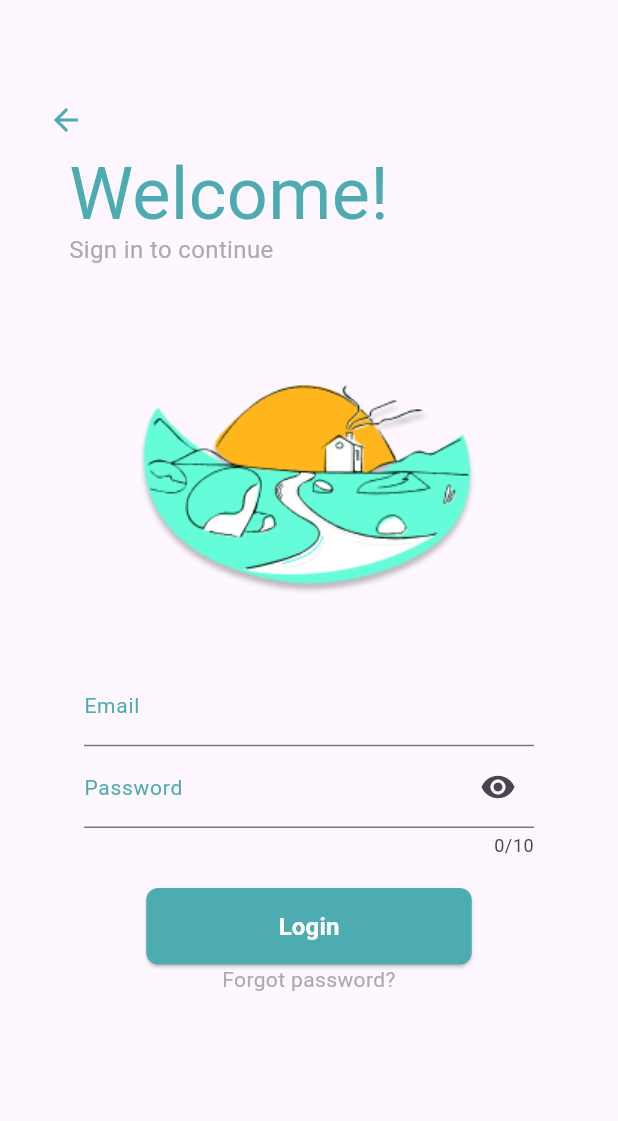
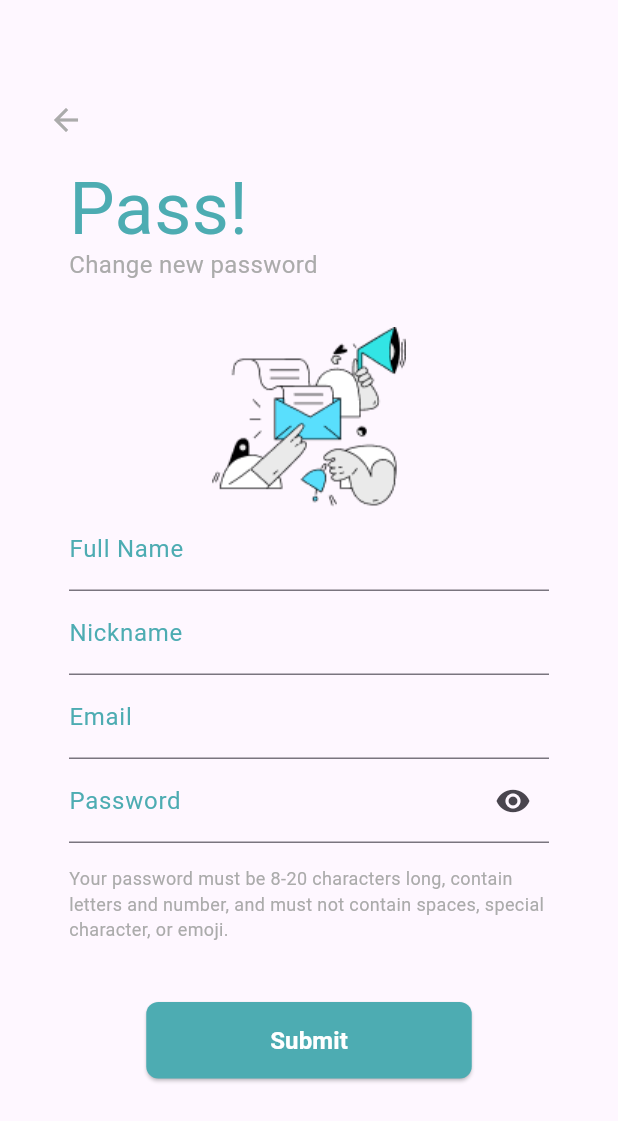
Before and after one commit to velmanharefa/KitabSuci, a Flutter app: the loginPage screen opened directly, after a tap on "Forgot password?", on a phone screen of 412 x 824 dp. Shown: the top 1121 px of the screen. Run offline on Flutter 3.47's test engine with Material 3 defaults, Android fonts, the phone set to English and light mode, and no system bars; our stand-ins replace curved_navigation_bar.

Commit message:
forgotpass

```diff
--- /dev/null
+++ b/kitab_suci/lib/screen/forgotPassword.dart
@@ -0,0 +1,201 @@
+import 'package:flutter/material.dart';
+import 'package:kitab_suci/screen/intropage3.dart';
+import 'package:kitab_suci/screen/homePage.dart';
+
+class forgotPassword extends StatefulWidget {
+  const forgotPassword({super.key});
+
+  @override
+  State<forgotPassword> createState() => _forgotPasswordState();
+}
+
+class _forgotPasswordState extends State<forgotPassword> {
+  void _back() {
+    Navigator.push(
+      context, MaterialPageRoute(builder: (context) => const introPage3()));
+  }
+  void _submit() {
+    Navigator.push(
+      context, MaterialPageRoute(builder: (context) => const homePage()));
+  }
+  bool _secureText = true;
+  ScrollController _scrollController = ScrollController();
+  @override
+    void dispose() {
+    _scrollController.dispose();
+    super.dispose();
+  }
+
+  void _resetPosition() {
+    _scrollController.animateTo(0.0,
+        duration: Duration(milliseconds: 70), curve: Curves.easeInOut);
+    FocusScope.of(context).unfocus();
+  }
+  Widget build(BuildContext context) {
+    return Scaffold(
+      resizeToAvoidBottomInset: false,
+      body: GestureDetector(
+        onTap: ()=> _resetPosition(),
+        child: SingleChildScrollView(
+          controller: _scrollController,
+          child: Column(
+            children: [
+              SizedBox(
+                height: 60,
+              ),
+              Container(
+                height: 35,
+                margin: EdgeInsets.only(left: 20),
+                // decoration: BoxDecoration(
+                //   border: Border.all(
+                //     color: Colors.black,
+                //     width: 2,
+                //   )
+                // ),
+                child: Row(
+                  mainAxisAlignment: MainAxisAlignment.start,
+                  children: [
+                    IconButton(
+                      icon: const Icon(Icons.arrow_back),
+                      onPressed: _back,
+                      color: Color(0xFFABABAB),
+                    ),
+                  ],
+                ),
+              ),
+              SizedBox(height: 10),
+              Container(
+                width: 320,
+                // decoration: BoxDecoration(
+                //   border: Border.all(
+                //     color: Colors.black, // Warna outline
+                //     width: 2, // Ketebalan outline
+                //   ),
+                // ),
+                child: Column(
+                  crossAxisAlignment: CrossAxisAlignment.start,
+                  children: [
+                    Container(
+                      height: 60,
+                      child: Text(
+                        "Pass!",
+                        style: TextStyle(
+                          fontSize: 48,
+                          color: Color(0xFF4DACB2),
+                        ),
+                      ),
+                    ),
+                    Container(
+                      child: Text(
+                        "Change new password",
+                        style: TextStyle(
+                          fontSize: 16,
+                          color: Color(0xFFABABAB),
+                        ),
+                      ),
+                    ),
+
+                    SizedBox(height: 30),
+
+                  Container(
+                    alignment: Alignment.center,
+                    child: Image.asset(
+                      'assets/images/register.png',
+                    ),
+                  ),
+
+                  // Inputan Register
+                    TextField(
+                      decoration: InputDecoration(
+                        hintText: "enter your name",
+                        labelText: "Full Name",
+                        labelStyle: TextStyle(
+                          fontSize: 16,
+                          color: Color(0xFF4DACB2),
+                        )
+                      ),
+                      keyboardType: TextInputType.name,
+                    ),
+                    TextField(
+                      decoration: InputDecoration(
+                        hintText: "what do we call you?",
+                        labelText: "Nickname",
+                        labelStyle: TextStyle(
+                          fontSize: 16,
+                          color: Color(0xFF4DACB2),
+                        )
+                      ),
+                      keyboardType: TextInputType.name,
+                    ),
+                    TextField(
+                      decoration: InputDecoration(
+                        hintText: "example@email.com",
+                        labelText: "Email",
+                        labelStyle: TextStyle(
+                          fontSize: 16,
+                          color: Color(0xFF4DACB2),
+                        )
+                      ),
+                      keyboardType: TextInputType.emailAddress,
+                    ),
+                    TextField(
+                      decoration: InputDecoration(
+                        hintText: "enter password",
+                        labelText: "Password",
+                        labelStyle: TextStyle(
+                          fontSize: 16,
+                          color: Color(0xFF4DACB2),
+                        ),
+                        suffixIcon: IconButton(
+                          icon: Icon(
+                            _secureText? Icons.remove_red_eye : Icons.visibility_off),
+                          onPressed: (){
+                            setState(() {
+                              _secureText = !_secureText;
+                            });
+                          },
+                          )),
+                      keyboardType: TextInputType.visiblePassword,
+                      obscureText:  _secureText,
+                    ),
+                    SizedBox(height: 15),
+                    Container(
+                  child: Text(
+                    "Your password must be 8-20 characters long, contain letters and number, and must not contain spaces, special character, or emoji.",
+                    style: TextStyle(
+                      fontSize: 12,
+                      color: Color(0xFFABABAB),
+                        ),
+                      ),
+                    ),
+                  SizedBox(height: 30),
+                  Container(
+                margin: const EdgeInsets.only(top: 10),
+                    alignment: Alignment.center,
+                    child: ElevatedButton(
+                      onPressed: _submit,
+                      style: ElevatedButton.styleFrom(
+                        foregroundColor: const Color.fromARGB(255, 255, 255, 255),
+                        backgroundColor: const Color(0xff4DACB2), // Ubah warna teks
+                        shape: RoundedRectangleBorder(
+                          borderRadius: BorderRadius.circular(8),
+                        ),
+                        minimumSize: const Size(217, 51),
+                      ),
+                      child: const Text(
+                        'Submit',
+                        style: TextStyle(fontSize: 16, fontWeight: FontWeight.bold),
+                      ),
+                    ),
+                ),
+              SizedBox(height: 150)
+                        ],
+                      )
+                  ),
+                ]
+              ),
+          ),
+        )
+      );
+  }
+}
--- a/kitab_suci/lib/screen/loginPage.dart
+++ b/kitab_suci/lib/screen/loginPage.dart
@@ -1,4 +1,5 @@
 import 'package:flutter/material.dart';
+import 'package:kitab_suci/screen/forgotPassword.dart';
 import 'package:kitab_suci/screen/intropage2.dart';
 import 'package:kitab_suci/screen/intropage3.dart';
 
@@ -202,7 +203,7 @@ class _loginPageState extends State<loginPage> {
                           Navigator.push(
                               context,
                               MaterialPageRoute(
-                                  builder: (context) => const loginPage()));
+                                  builder: (context) => const forgotPassword()));
                         },
                       ),
                     ),
```
